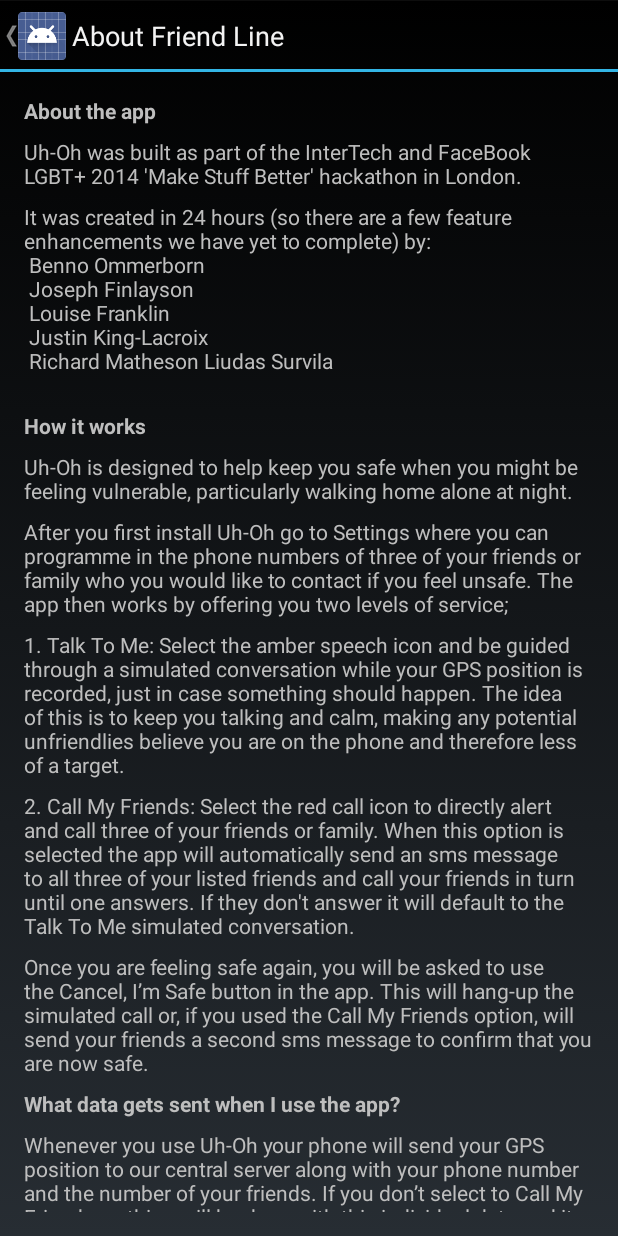
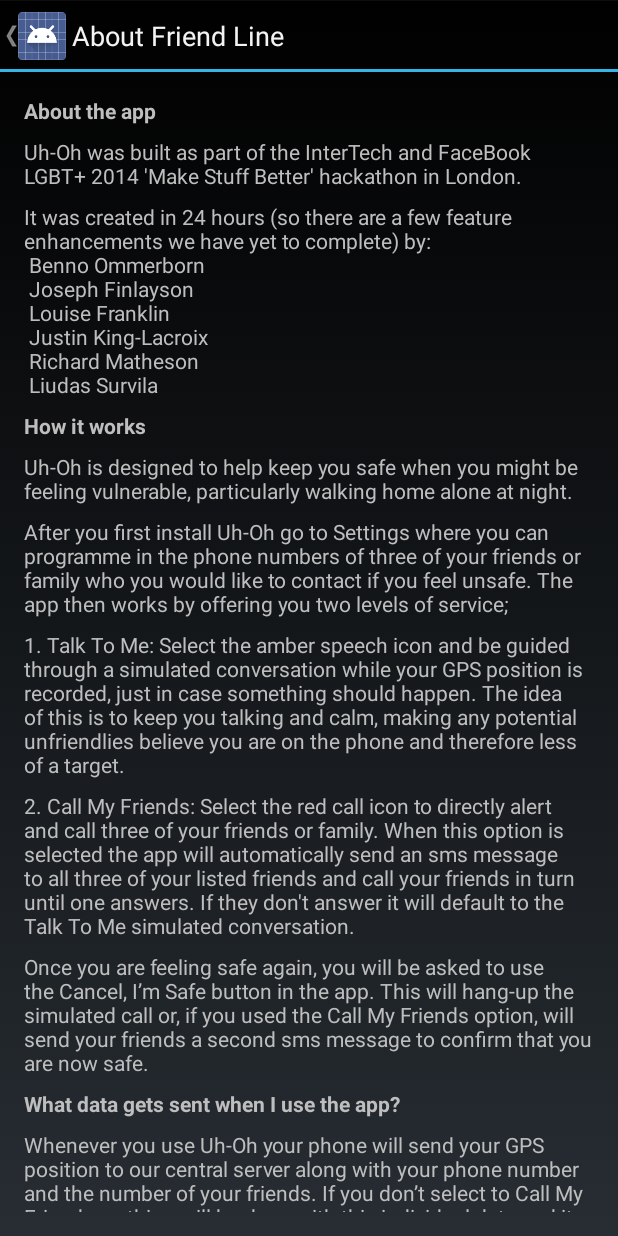
Before and after one commit to phoenix-frozen/uh-oh-android, an Android app: the AboutActivity screen opened directly, with no data from a screen before it, on a phone screen of 412 x 824 dp. Run offline under Robolectric (Android 15) with nearby library versions, the phone set to English and light mode, and no system bars.

Commit message:
- fixed about

```diff
--- a/app/src/main/res/values/strings.xml
+++ b/app/src/main/res/values/strings.xml
@@ -33,8 +33,8 @@
         Joseph Finlayson\n
         Louise Franklin\n
         Justin King-Lacroix\n
-        Richard Matheson
-        Liudas Survila\n</string>
+        Richard Matheson\n
+        Liudas Survila</string>
 
     <string name="about4">How it works</string>
     <string name="about5">Uh-Oh is designed to help keep you safe when you might be feeling vulnerable, particularly walking home alone at night. </string>
```
